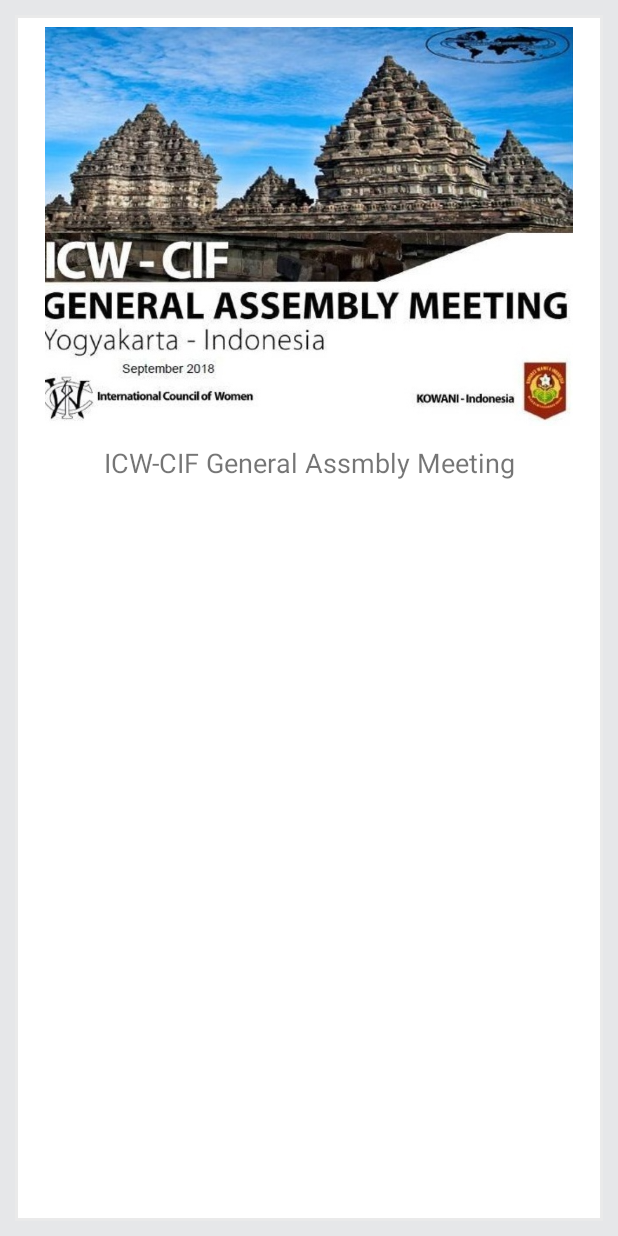
After one commit to mobiledevsigma/palapaone, an Android app: the layout activity_banner_detail.xml on its own in the app's theme, with its tools: preview values and no code run, on a phone screen of 412 x 824 dp. The commit adds this screen. Run offline under Robolectric (Android 15) with nearby library versions, the phone set to English and light mode, and no system bars.

Commit message:
4 sept 002

```diff
--- /dev/null
+++ b/app/src/main/res/layout/activity_banner_detail.xml
@@ -0,0 +1,51 @@
+<?xml version="1.0" encoding="utf-8"?>
+<LinearLayout xmlns:android="http://schemas.android.com/apk/res/android"
+    xmlns:app="http://schemas.android.com/apk/res-auto"
+    xmlns:tools="http://schemas.android.com/tools"
+    android:layout_width="match_parent"
+    android:layout_height="match_parent"
+    android:background="#E6E7E9"
+    android:orientation="vertical">
+
+    <LinearLayout
+        android:layout_width="match_parent"
+        android:layout_height="match_parent"
+        android:layout_margin="10dp"
+        android:background="@drawable/field_background"
+        android:orientation="vertical"
+        android:weightSum="2">
+
+        <LinearLayout
+            android:layout_width="match_parent"
+            android:layout_height="match_parent"
+            android:layout_weight="1.3"
+            android:gravity="bottom"
+            android:orientation="vertical">
+
+            <ImageView
+                android:id="@+id/imageView6"
+                android:layout_width="match_parent"
+                android:layout_height="wrap_content"
+                android:layout_gravity="bottom"
+                android:layout_margin="8dp"
+                app:srcCompat="@drawable/banner2" />
+        </LinearLayout>
+
+        <LinearLayout
+            android:layout_width="match_parent"
+            android:layout_height="match_parent"
+            android:layout_weight="0.7"
+            android:orientation="vertical">
+
+            <TextView
+                android:id="@+id/textView_scann"
+                android:layout_width="match_parent"
+                android:layout_height="match_parent"
+                android:layout_margin="4dp"
+                android:gravity="top|center"
+                android:text="ICW-CIF General Assmbly Meeting"
+                android:textSize="18sp" />
+
+        </LinearLayout>
+    </LinearLayout>
+</LinearLayout>
```
Also changed, not shown: app/src/main/java/co/id/telkomsigma/palapaone/adapter/Adapter_acara.java (deleted, +0 -92 lines), app/src/main/java/co/id/telkomsigma/palapaone/adapter/RundownAdapter.java (+41 -15 lines), app/src/main/java/co/id/telkomsigma/palapaone/controller/event/EventFragment.java (+3 -5 lines), app/src/main/res/layout/item_list_rundown.xml (renamed from app/src/main/res/layout/item_listacara.xml).
